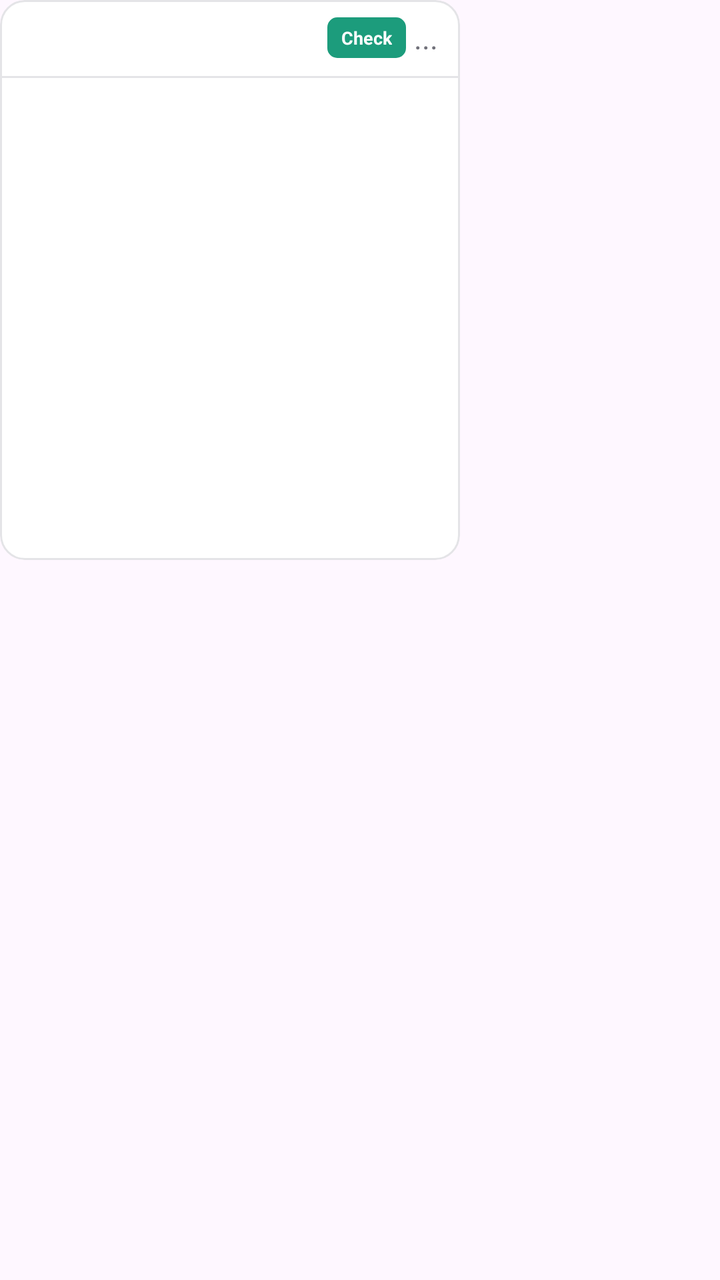
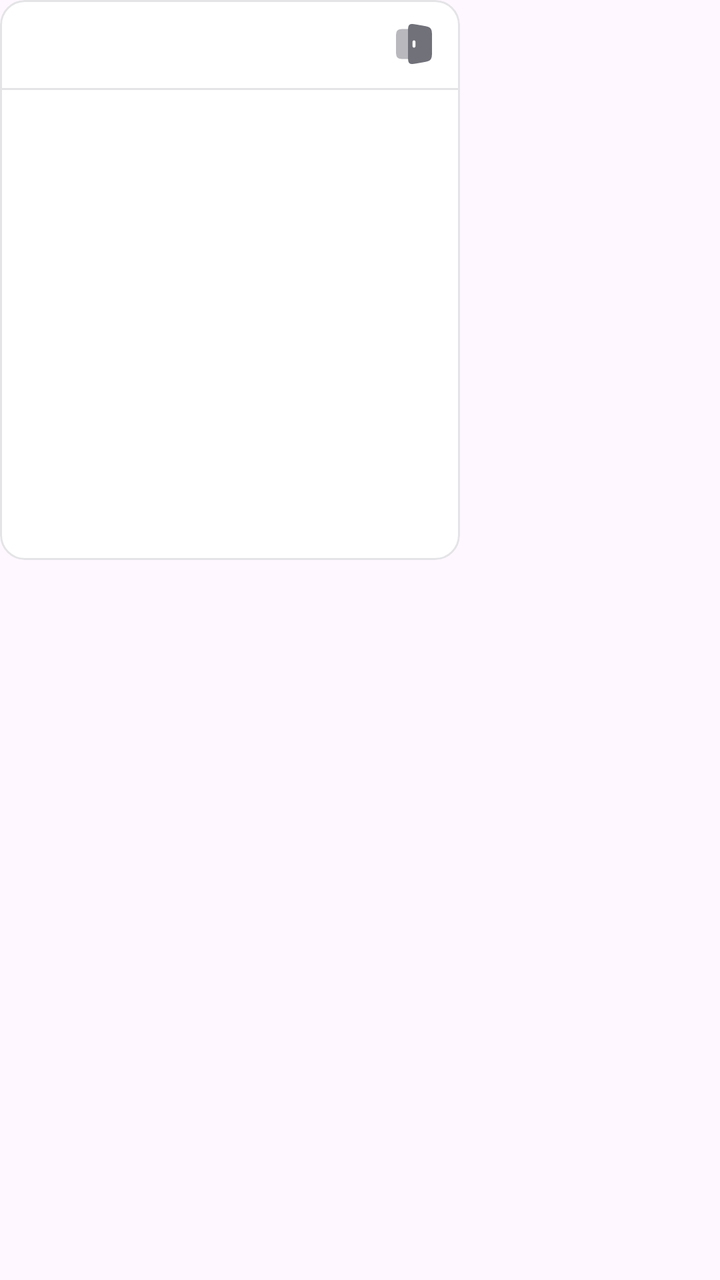

Screens rendered from an Android XML layout before and after an edit, with the pre-edit source and the edit as a unified diff.
<!-- AndroidManifest.xml: application theme AppTheme -->
<!-- res/layout/bubble_sheet_menu.xml -->
<?xml version="1.0" encoding="utf-8"?>
<FrameLayout xmlns:android="http://schemas.android.com/apk/res/android"
    android:id="@+id/bubble_sheet_root"
    android:layout_width="match_parent"
    android:layout_height="match_parent"
    android:clickable="true"
    android:focusable="true">

    <LinearLayout
        android:id="@+id/bubble_sheet_panel"
        android:layout_width="230dp"
        android:layout_height="280dp"
        android:orientation="vertical"
        android:background="@drawable/menu_panel_bg"
        android:clipToOutline="true"
        android:layout_gravity="top|start"
        android:layout_marginStart="0dp"
        android:layout_marginTop="0dp">

        <LinearLayout
            android:id="@+id/bubble_sheet_header"
            android:layout_width="match_parent"
            android:layout_height="38dp"
            android:orientation="horizontal"
            android:gravity="center_vertical"
            android:paddingStart="7dp"
            android:paddingEnd="7dp">

            <ImageView
                android:id="@+id/bubble_sheet_icon"
                android:layout_width="22dp"
                android:layout_height="22dp"
                android:contentDescription="Sheet type"
                android:scaleType="centerInside" />

            <LinearLayout
                android:layout_width="0dp"
                android:layout_height="wrap_content"
                android:layout_weight="1"
                android:layout_marginStart="6dp"
                android:orientation="vertical"
                android:gravity="center_vertical">

                <TextView
                    android:id="@+id/bubble_sheet_name"
                    android:layout_width="match_parent"
                    android:layout_height="wrap_content"
                    android:maxLines="1"
                    android:ellipsize="end"
                    android:textColor="#18181B"
                    android:textSize="12sp"
                    android:textStyle="bold" />

                <TextView
                    android:id="@+id/bubble_sheet_description"
                    android:layout_width="match_parent"
                    android:layout_height="wrap_content"
                    android:maxLines="1"
                    android:ellipsize="end"
                    android:textColor="#71717A"
                    android:textSize="9sp" />
            </LinearLayout>

            <TextView
                android:id="@+id/bubble_sheet_check"
                android:layout_width="wrap_content"
                android:layout_height="wrap_content"
                android:layout_marginStart="4dp"
                android:background="@drawable/bubble_sheet_check_bg"
                android:paddingStart="7dp"
                android:paddingEnd="7dp"
                android:paddingTop="4dp"
                android:paddingBottom="4dp"
                android:text="Check"
                android:textColor="#FFFFFF"
                android:textSize="9sp"
                android:textStyle="bold" />

            <TextView
                android:id="@+id/bubble_sheet_more"
                android:layout_width="20dp"
                android:layout_height="26dp"
                android:gravity="center"
                android:text="..."
                android:textColor="#71717A"
                android:textSize="15sp" />
        </LinearLayout>

        <View
            android:layout_width="match_parent"
            android:layout_height="1dp"
            android:background="#E4E4E7" />

        <FrameLayout
            android:layout_width="match_parent"
            android:layout_height="0dp"
            android:layout_weight="1">

            <ScrollView
                android:id="@+id/bubble_sheet_scroll"
                android:layout_width="match_parent"
                android:layout_height="match_parent"
                android:fillViewport="true"
                android:overScrollMode="never"
                android:scrollbars="vertical">

                <LinearLayout
                    android:id="@+id/bubble_sheet_rows"
                    android:layout_width="match_parent"
                    android:layout_height="wrap_content"
                    android:orientation="vertical" />
            </ScrollView>

            <TextView
                android:id="@+id/bubble_sheet_empty"
                android:layout_width="match_parent"
                android:layout_height="match_parent"
                android:gravity="center"
                android:padding="16dp"
                android:text="Select a Sheet file first"
                android:textColor="#71717A"
                android:textSize="11sp"
                android:visibility="gone" />
        </FrameLayout>
    </LinearLayout>
</FrameLayout>
<!-- resources referenced by this layout -->
<resources>
  <!-- drawable bubble_sheet_check_bg (drawable) -->
  <?xml version="1.0" encoding="utf-8"?>
  <shape xmlns:android="http://schemas.android.com/apk/res/android" android:shape="rectangle">
      <solid android:color="#1C9C7C" />
      <corners android:radius="5dp" />
  </shape>
  <!-- drawable menu_panel_bg (drawable) -->
  <shape xmlns:android="http://schemas.android.com/apk/res/android"
      android:shape="rectangle">
      <solid android:color="#FFFFFF" />
      <corners android:radius="12dp" />
      <stroke
          android:width="1dp"
          android:color="#E4E4E7" />
  </shape>
  <style name="AppTheme" parent="Theme.Material3.DayNight.NoActionBar">
  		<item name="colorPrimary">#006A60</item>
  		<item name="colorOnPrimary">#FFFFFF</item>
  		<item name="colorPrimaryContainer">#74F8E5</item>
  		<item name="colorOnPrimaryContainer">#00201C</item>
  	</style>
</resources>

<!-- the commit's change to res/layout/bubble_sheet_menu.xml (unified diff, before → after) -->
@@ -17,14 +17,14 @@
         android:layout_marginStart="0dp"
         android:layout_marginTop="0dp">
 
+        
         <LinearLayout
-            android:id="@+id/bubble_sheet_header"
             android:layout_width="match_parent"
-            android:layout_height="38dp"
+            android:layout_height="44dp"
             android:orientation="horizontal"
             android:gravity="center_vertical"
-            android:paddingStart="7dp"
-            android:paddingEnd="7dp">
+            android:paddingStart="8dp"
+            android:paddingEnd="8dp">
 
             <ImageView
                 android:id="@+id/bubble_sheet_icon"
@@ -61,29 +61,15 @@
                     android:textSize="9sp" />
             </LinearLayout>
 
-            <TextView
-                android:id="@+id/bubble_sheet_check"
-                android:layout_width="wrap_content"
-                android:layout_height="wrap_content"
+            <ImageButton
+                android:id="@+id/bubble_sheet_close"
+                android:layout_width="30dp"
+                android:layout_height="30dp"
                 android:layout_marginStart="4dp"
-                android:background="@drawable/bubble_sheet_check_bg"
-                android:paddingStart="7dp"
-                android:paddingEnd="7dp"
-                android:paddingTop="4dp"
-                android:paddingBottom="4dp"
-                android:text="Check"
-                android:textColor="#FFFFFF"
-                android:textSize="9sp"
-                android:textStyle="bold" />
-
-            <TextView
-                android:id="@+id/bubble_sheet_more"
-                android:layout_width="20dp"
-                android:layout_height="26dp"
-                android:gravity="center"
-                android:text="..."
-                android:textColor="#71717A"
-                android:textSize="15sp" />
+                android:background="?android:attr/selectableItemBackgroundBorderless"
+                android:contentDescription="Close"
+                android:padding="6dp"
+                android:src="@drawable/ic_exit_duotone" />
         </LinearLayout>
 
         <View
@@ -94,7 +80,8 @@
         <FrameLayout
             android:layout_width="match_parent"
             android:layout_height="0dp"
-            android:layout_weight="1">
+            android:layout_weight="1"
+            android:layout_marginTop="2dp">
 
             <ScrollView
                 android:id="@+id/bubble_sheet_scroll"
@@ -108,7 +95,8 @@
                     android:id="@+id/bubble_sheet_rows"
                     android:layout_width="match_parent"
                     android:layout_height="wrap_content"
-                    android:orientation="vertical" />
+                    android:orientation="vertical"
+                    android:paddingBottom="4dp" />
             </ScrollView>
 
             <TextView
@@ -117,7 +105,7 @@
                 android:layout_height="match_parent"
                 android:gravity="center"
                 android:padding="16dp"
-                android:text="Select a Sheet file first"
+                android:text="No rows yet"
                 android:textColor="#71717A"
                 android:textSize="11sp"
                 android:visibility="gone" />
<!-- resource entries referenced after the edit -->
@@ -1,11 +1,20 @@
 <!-- resources referenced by this layout -->
 <resources>
-  <!-- drawable bubble_sheet_check_bg (drawable) -->
-  <?xml version="1.0" encoding="utf-8"?>
-  <shape xmlns:android="http://schemas.android.com/apk/res/android" android:shape="rectangle">
-      <solid android:color="#1C9C7C" />
-      <corners android:radius="5dp" />
-  </shape>
+  <!-- drawable ic_exit_duotone (drawable) -->
+  <vector xmlns:android="http://schemas.android.com/apk/res/android"
+      android:width="24dp"
+      android:height="24dp"
+      android:viewportWidth="24"
+      android:viewportHeight="24">
+      <path
+          android:fillAlpha="0.5"
+          android:fillColor="#FF71717A"
+          android:pathData="M9.052,4.5C9,5.078 9,5.804 9,6.722v10.556c0,0.918 0,1.644 0.052,2.222H8c-2.357,0 -3.536,0 -4.268,-0.732C3,18.035 3,16.857 3,14.5v-5c0,-2.357 0,-3.536 0.732,-4.268S5.643,4.5 8,4.5z" />
+      <path
+          android:fillColor="#FF71717A"
+          android:fillType="evenOdd"
+          android:pathData="M9.707,2.409C9,3.036 9,4.183 9,6.476v11.048c0,2.293 0,3.44 0.707,4.067s1.788,0.439 3.95,0.062l2.33,-0.406c2.394,-0.418 3.591,-0.627 4.302,-1.505c0.711,-0.879 0.711,-2.149 0.711,-4.69V8.948c0,-2.54 0,-3.81 -0.71,-4.689c-0.712,-0.878 -1.91,-1.087 -4.304,-1.504l-2.328,-0.407c-2.162,-0.377 -3.243,-0.565 -3.95,0.062m3.043,8.545c0,-0.434 -0.336,-0.785 -0.75,-0.785s-0.75,0.351 -0.75,0.784v2.094c0,0.433 0.336,0.784 0.75,0.784s0.75,-0.351 0.75,-0.784z" />
+  </vector>
   <!-- drawable menu_panel_bg (drawable) -->
   <shape xmlns:android="http://schemas.android.com/apk/res/android"
       android:shape="rectangle">
